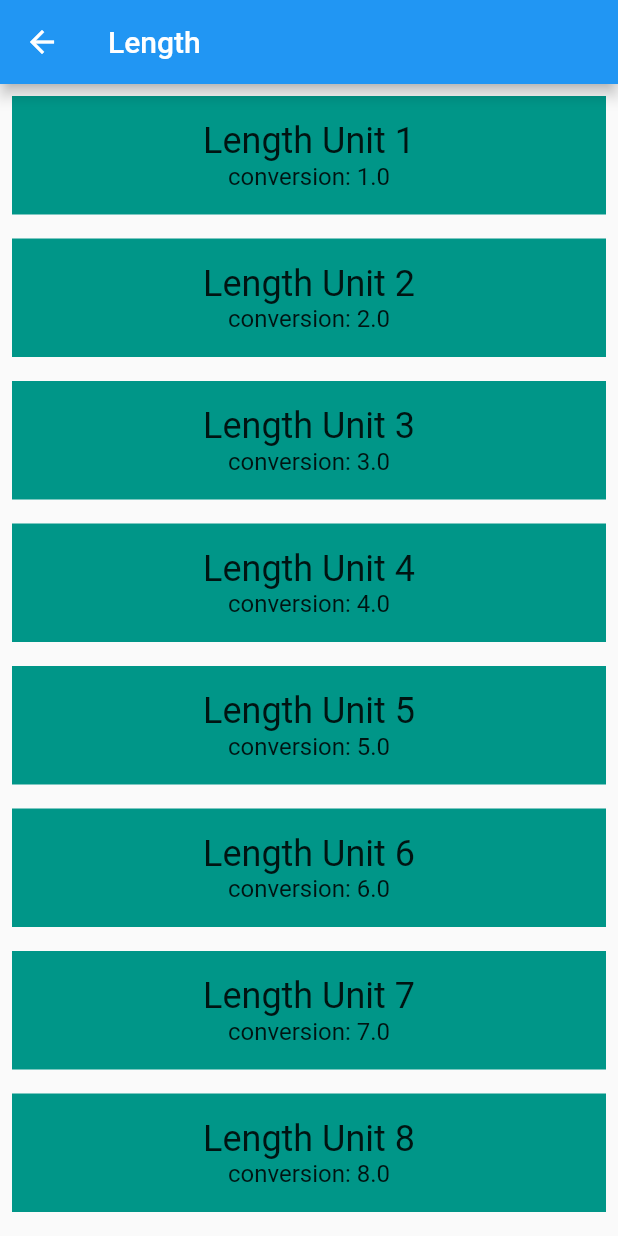
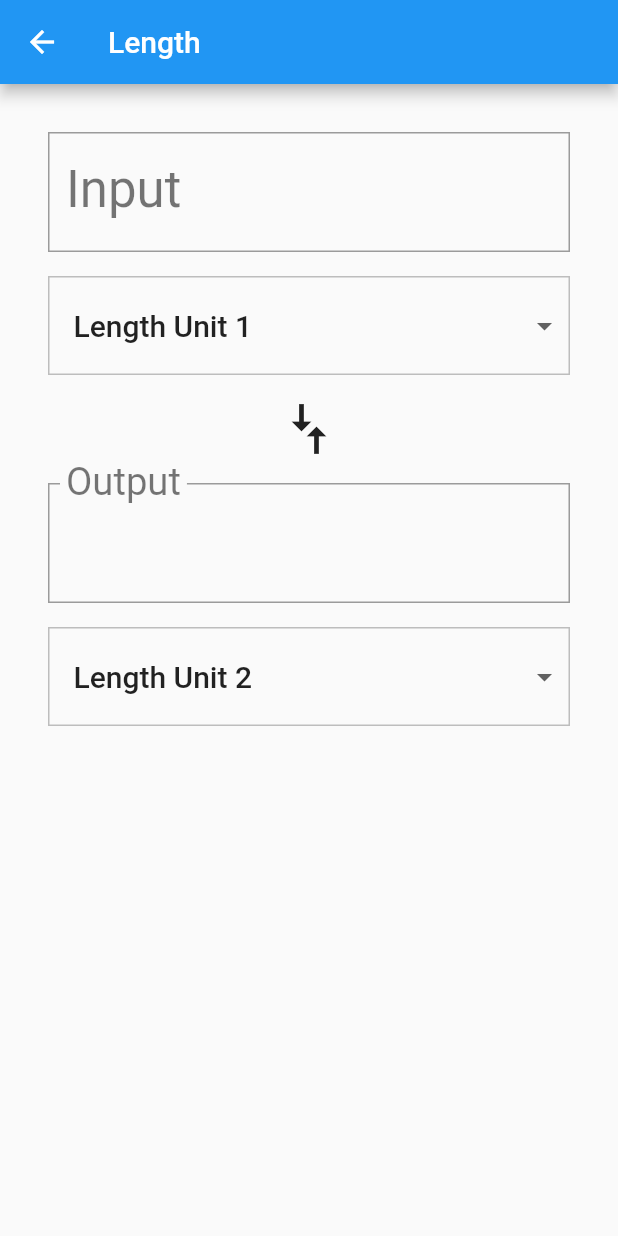
Before and after one commit to Mattao/flutter-demo, a Flutter app: the screen it shows after launch, after a tap on "Length", on a phone screen of 412 x 824 dp. Run offline on Flutter 3.47's test engine with Material 2 defaults, Android fonts, the phone set to English and light mode, and no system bars.

Commit message:
feat(route): complete converter route

```diff
--- a/lib/route/converter_route.dart
+++ b/lib/route/converter_route.dart
@@ -3,34 +3,7 @@ import 'package:meta/meta.dart';
 
 import 'package:unit_converter/model/Unit.dart';
 
-class _ConverterRouteState extends State<ConverterRoute> {
-  @override
-  Widget build(BuildContext context) {
-    final unitWidgets = widget.units.map(((unit) {
-      return Container(
-        color: widget.color,
-        margin: EdgeInsets.all(8.0),
-        padding: EdgeInsets.all(16.0),
-        child: Column(
-          children: <Widget>[
-            Text(
-              unit.name,
-              style: Theme.of(context).textTheme.headline,
-            ),
-            Text(
-              'conversion: ${unit.conversion}',
-              style: Theme.of(context).textTheme.subhead,
-            ),
-          ],
-        ),
-      );
-    })).toList();
-
-    return ListView(
-      children: unitWidgets,
-    );
-  }
-}
+const _padding = EdgeInsets.all(16.0);
 
 class ConverterRoute extends StatefulWidget {
   /// This [Category]'s name.
@@ -55,3 +28,213 @@ class ConverterRoute extends StatefulWidget {
     return _ConverterRouteState();
   }
 }
+
+class _ConverterRouteState extends State<ConverterRoute> {
+  Unit _fromUnit;
+  Unit _toUnit;
+  double _inputValue;
+  String _convertedValue = '';
+  List<DropdownMenuItem> _unitMenuItems;
+  bool _showValidationError = false;
+
+  @override
+  void initState() {
+    super.initState();
+    _createDropdownMenuItems();
+    _setDefaults();
+  }
+
+  void _createDropdownMenuItems() {
+    final newItems = <DropdownMenuItem>[];
+    for (var unit in widget.units) {
+      newItems.add(DropdownMenuItem(
+        value: unit.name,
+        child: Container(
+          child: Text(
+            unit.name,
+            softWrap: false,
+          ),
+        ),
+      ));
+    }
+    setState(() {
+      _unitMenuItems = newItems;
+    });
+  }
+
+  void _setDefaults() {
+    setState(() {
+      _fromUnit = widget.units[0];
+      _toUnit = widget.units[1];
+    });
+  }
+
+  /// Clean up conversion; trim trailing zeros, e.g. 5.500 -> 5.5, 10.0 -> 10
+  String _format(double conversion) {
+    var outputNum = conversion.toStringAsPrecision(7);
+    if (outputNum.contains('.') && outputNum.endsWith('0')) {
+      var i = outputNum.length - 1;
+      while (outputNum[i] == '0') {
+        i -= 1;
+      }
+      outputNum = outputNum.substring(0, i + 1);
+    }
+    if (outputNum.endsWith('.')) {
+      return outputNum.substring(0, outputNum.length - 1);
+    }
+    return outputNum;
+  }
+
+  void _updateConversion() {
+    setState(() {
+      _convertedValue =
+          _format(_inputValue * (_toUnit.conversion / _fromUnit.conversion));
+    });
+  }
+
+  void _updateInputValue(String input) {
+    setState(() {
+      if (input == null || input.isEmpty) {
+        _convertedValue = '';
+      } else {
+        try {
+          final inputDouble = double.parse(input);
+          _showValidationError = false;
+          _inputValue = inputDouble;
+          _updateConversion();
+        } catch (e) {
+          print('Error: $e');
+          _showValidationError = true;
+        }
+      }
+    });
+  }
+
+  Unit _getUnit(String unitName) {
+    return widget.units.firstWhere(
+      (unit) {
+        return unit.name == unitName;
+      },
+      orElse: null,
+    );
+  }
+
+  void _updateFromConversion(dynamic unitName) {
+    setState(() {
+      _fromUnit = _getUnit(unitName);
+    });
+    if (_inputValue != null) {
+      _updateConversion();
+    }
+  }
+
+  void _updateToConversion(dynamic unitName) {
+    setState(() {
+      _toUnit = _getUnit(unitName);
+    });
+    if (_inputValue != null) {
+      _updateConversion();
+    }
+  }
+
+  Widget _createDropdown(String currentValue, ValueChanged<dynamic> onChanged) {
+    return Container(
+      margin: EdgeInsets.only(top: 16.0),
+      decoration: BoxDecoration(
+        color: Colors.grey[50],
+        border: Border.all(
+          color: Colors.grey[400],
+          width: 1.0,
+        ),
+      ),
+      padding: EdgeInsets.symmetric(vertical: 8.0),
+      child: Theme(
+        data: Theme.of(context).copyWith(
+          canvasColor: Colors.grey[50],
+        ),
+        child: DropdownButtonHideUnderline(
+          child: ButtonTheme(
+            alignedDropdown: true,
+            child: DropdownButton(
+              value: currentValue,
+              items: _unitMenuItems,
+              onChanged: onChanged,
+              style: Theme.of(context).textTheme.title,
+            ),
+          ),
+        ),
+      ),
+    );
+  }
+
+  @override
+  Widget build(BuildContext context) {
+    final input = Padding(
+      padding: _padding,
+      child: Column(
+        crossAxisAlignment: CrossAxisAlignment.stretch,
+        children: <Widget>[
+          TextField(
+            style: Theme.of(context).textTheme.display1,
+            decoration: InputDecoration(
+              labelStyle: Theme.of(context).textTheme.display1,
+              errorText: _showValidationError ? 'Invalid number entered' : null,
+              labelText: 'Input',
+              border: OutlineInputBorder(
+                borderRadius: BorderRadius.circular(0.0),
+              ),
+            ),
+            keyboardType: TextInputType.number,
+            onChanged: _updateInputValue,
+          ),
+          _createDropdown(_fromUnit.name, _updateFromConversion),
+        ],
+      ),
+    );
+
+    final arrows = RotatedBox(
+      quarterTurns: 1,
+      child: Icon(
+        Icons.compare_arrows,
+        size: 40.0,
+      ),
+    );
+
+    final output = Padding(
+      padding: _padding,
+      child: Column(
+        crossAxisAlignment: CrossAxisAlignment.stretch,
+        children: [
+          InputDecorator(
+            child: Text(
+              _convertedValue,
+              style: Theme.of(context).textTheme.display1,
+            ),
+            decoration: InputDecoration(
+              labelText: 'Output',
+              labelStyle: Theme.of(context).textTheme.display1,
+              border: OutlineInputBorder(
+                borderRadius: BorderRadius.circular(0.0),
+              ),
+            ),
+          ),
+          _createDropdown(_toUnit.name, _updateToConversion),
+        ],
+      ),
+    );
+
+    final converter = Column(
+      crossAxisAlignment: CrossAxisAlignment.stretch,
+      children: [
+        input,
+        arrows,
+        output,
+      ],
+    );
+
+    return Padding(
+      padding: _padding,
+      child: converter,
+    );
+  }
+}
```
